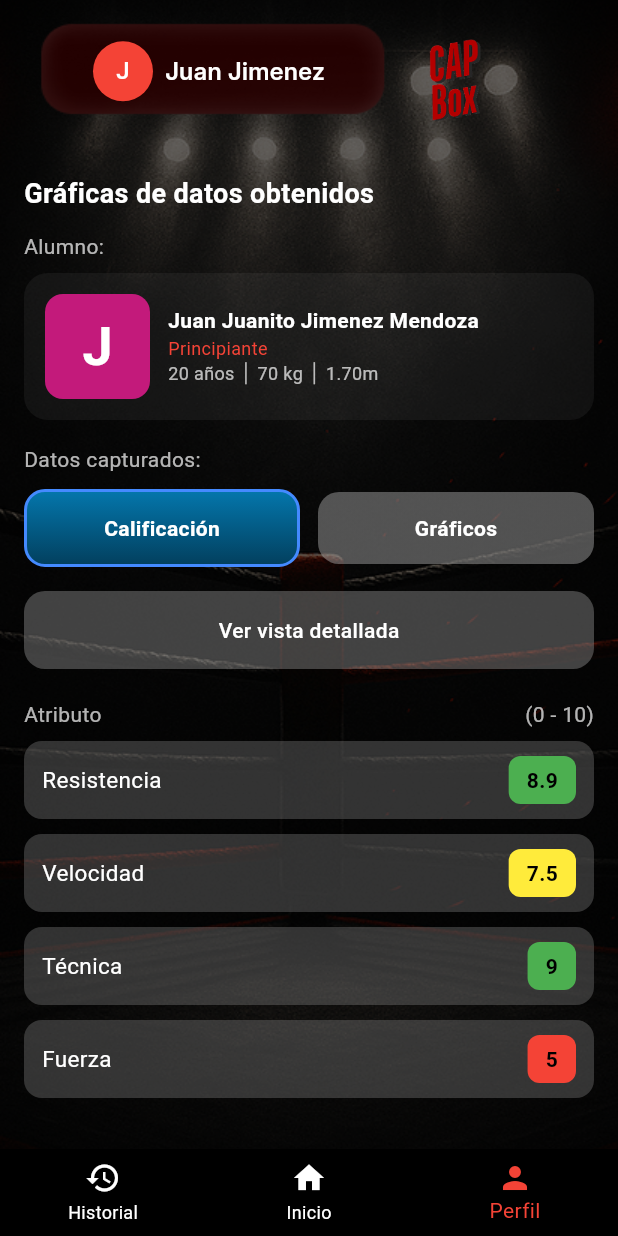
After one commit to karenborralles/capbox, a Flutter app: the BoxerMetricsPage screen opened by its route, on a phone screen of 412 x 824 dp. The commit adds this screen. Run offline on Flutter 3.47's test engine with Material 3 defaults, Android fonts, the phone set to English and light mode, and no system bars; our stand-ins replace dio, fl_chart, go_router, google_sign_in.

Commit message:
vista perfil botones

```diff
--- a/lib/core/router/app_router.dart
+++ b/lib/core/router/app_router.dart
@@ -1,4 +1,5 @@
 import 'package:capbox/features/boxer/presentation/pages/boxer_ficha_tecnica_page.dart';
+import 'package:capbox/features/boxer/presentation/pages/boxer_metrics_page.dart';
 import 'package:go_router/go_router.dart';
 import 'package:capbox/features/auth/presentation/pages/login_page.dart';
 import 'package:capbox/features/auth/presentation/pages/register_page.dart';
@@ -9,20 +10,47 @@ import 'package:capbox/features/boxer/presentation/pages/boxer_profile_page.dart
 import 'package:capbox/features/boxer/presentation/pages/boxer_history_page.dart';
 
 final GoRouter appRouter = GoRouter(
-  debugLogDiagnostics: true,   // ← para ver los logs de navegación
+  debugLogDiagnostics: true,
   routes: [
-    GoRoute(path: '/',              builder: (_, __) => const LoginPage()),
-    GoRoute(path: '/register',      builder: (_, __) => const RegisterPage()),
-    GoRoute(path: '/boxer-home',    builder: (_, __) => const BoxerHomePage()),
-    GoRoute(path: '/boxer-events',  builder: (_, __) => const BoxerEventsPage()),
-    GoRoute(path: '/boxer-events-detail',
-            builder: (_, __) => const BoxerEventsPage()),
-    GoRoute(path: '/invitation-detail',
-            builder: (_, __) => const BoxerInvitationDetailPage()),
-    GoRoute(path: '/perfil',    builder: (_, __) => const BoxerProfilePage()),
-    GoRoute(path: '/historial', builder: (_, __) => const BoxerHistoryPage()),
-    GoRoute(  path: '/ficha-tecnica',  builder: (context, state) => const BoxerFichaTecnicaPage(),
-),
-
+    GoRoute(
+      path: '/',
+      builder: (_, __) => const LoginPage(),
+    ),
+    GoRoute(
+      path: '/register',
+      builder: (_, __) => const RegisterPage(),
+    ),
+    GoRoute(
+      path: '/boxer-home',
+      builder: (_, __) => const BoxerHomePage(),
+    ),
+    GoRoute(
+      path: '/boxer-events',
+      builder: (_, __) => const BoxerEventsPage(),
+    ),
+    GoRoute(
+      path: '/boxer-events-detail',
+      builder: (_, __) => const BoxerEventsPage(),
+    ),
+    GoRoute(
+      path: '/invitation-detail',
+      builder: (_, __) => const BoxerInvitationDetailPage(),
+    ),
+    GoRoute(
+      path: '/perfil',
+      builder: (_, __) => const BoxerProfilePage(),
+    ),
+    GoRoute(
+      path: '/historial',
+      builder: (_, __) => const BoxerHistoryPage(),
+    ),
+    GoRoute(
+      path: '/ficha-tecnica',
+      builder: (_, __) => const BoxerFichaTecnicaPage(),
+    ),
+    GoRoute(
+      path: '/metrics',
+      builder: (_, __) => const BoxerMetricsPage(),
+    ),
   ],
 );
--- a/lib/features/boxer/presentation/pages/boxer_history_page.dart
+++ b/lib/features/boxer/presentation/pages/boxer_history_page.dart
@@ -8,7 +8,7 @@ class BoxerHistoryPage extends StatelessWidget {
   Widget build(BuildContext context) {
     return Scaffold(
       backgroundColor: Colors.black,
-      bottomNavigationBar: BoxerNavBar(currentIndex: 0), // 👈 sin const
+      bottomNavigationBar: BoxerNavBar(currentIndex: 0),
       body: const Center(
         child: Text('Historial',
             style: TextStyle(color: Colors.white, fontSize: 24)),
--- a/lib/features/boxer/presentation/pages/boxer_home_page.dart
+++ b/lib/features/boxer/presentation/pages/boxer_home_page.dart
@@ -22,7 +22,6 @@ class BoxerHomePage extends StatelessWidget {
           ),
           Container(color: Colors.black.withOpacity(.6)),
 
-          // ---------- CONTENIDO ----------
           SafeArea(
             child: SingleChildScrollView(
               padding: const EdgeInsets.symmetric(horizontal: 16, vertical: 8),
@@ -34,8 +33,7 @@ class BoxerHomePage extends StatelessWidget {
                   BoxerStreakGoals(),
                   SizedBox(height: 16),
                   BoxerExercises(),
-                  // 👇  quitamos BoxerEvents y el SizedBox que separaba
-                  SizedBox(height: 40),   // margen final opcional
+                  SizedBox(height: 40),
                 ],
               ),
             ),
--- /dev/null
+++ b/lib/features/boxer/presentation/pages/boxer_metrics_page.dart
@@ -0,0 +1,285 @@
+import 'package:flutter/material.dart';
+import 'package:fl_chart/fl_chart.dart';
+import '../widgets/boxer_header.dart';
+import '../widgets/boxer_navbar.dart';
+
+class BoxerMetricsPage extends StatefulWidget {
+  const BoxerMetricsPage({super.key});
+
+  @override
+  State<BoxerMetricsPage> createState() => _BoxerMetricsPageState();
+}
+
+class _BoxerMetricsPageState extends State<BoxerMetricsPage> {
+  bool showChart = false;
+
+  final Map<String, double> metrics = {
+    'Resistencia': 8.9,
+    'Velocidad': 7.5,
+    'Técnica': 9.0,
+    'Fuerza': 5.0,
+  };
+
+  @override
+  Widget build(BuildContext context) {
+    return Scaffold(
+      backgroundColor: Colors.black,
+      bottomNavigationBar: const BoxerNavBar(currentIndex: 2),
+      body: Stack(
+        children: [
+          Image.asset(
+            'assets/images/fondo.png',
+            width: double.infinity,
+            height: double.infinity,
+            fit: BoxFit.cover,
+          ),
+          Container(color: Colors.black.withOpacity(0.6)),
+          SafeArea(
+            child: SingleChildScrollView(
+              padding: const EdgeInsets.symmetric(horizontal: 16, vertical: 8),
+              child: Column(
+                crossAxisAlignment: CrossAxisAlignment.start,
+                children: [
+                  const BoxerHeader(),
+                  const SizedBox(height: 18),
+                  const Text(
+                    'Gráficas de datos obtenidos',
+                    style: TextStyle(
+                      color: Colors.white,
+                      fontSize: 18,
+                      fontWeight: FontWeight.w700,
+                    ),
+                  ),
+                  const SizedBox(height: 12),
+                  const Text(
+                    'Alumno:',
+                    style: TextStyle(color: Colors.white70, fontSize: 14),
+                  ),
+                  const SizedBox(height: 8),
+                  _studentCard(),
+                  const SizedBox(height: 16),
+                  const Text(
+                    'Datos capturados:',
+                    style: TextStyle(color: Colors.white70, fontSize: 14),
+                  ),
+                  const SizedBox(height: 10),
+                  Row(
+                    children: [
+                      Expanded(
+                        child: GestureDetector(
+                          onTap: () {
+                            setState(() {
+                              showChart = false;
+                            });
+                          },
+                          child: _pillButton('Calificación', !showChart),
+                        ),
+                      ),
+                      const SizedBox(width: 12),
+                      Expanded(
+                        child: GestureDetector(
+                          onTap: () {
+                            setState(() {
+                              showChart = true;
+                            });
+                          },
+                          child: _pillButton('Gráficos', showChart),
+                        ),
+                      ),
+                    ],
+                  ),
+                  const SizedBox(height: 16),
+                  _bigAction('Ver vista detallada'),
+                  const SizedBox(height: 20),
+                  showChart ? _radarChart() : _metricsTable(),
+                ],
+              ),
+            ),
+          ),
+        ],
+      ),
+    );
+  }
+
+  Widget _studentCard() => Container(
+        padding: const EdgeInsets.all(14),
+        decoration: BoxDecoration(
+          color: Colors.white.withOpacity(0.05),
+          borderRadius: BorderRadius.circular(16),
+        ),
+        child: Row(
+          children: [
+            Container(
+              width: 70,
+              height: 70,
+              decoration: BoxDecoration(
+                color: const Color(0xFFC31A7B),
+                borderRadius: BorderRadius.circular(12),
+              ),
+              alignment: Alignment.center,
+              child: const Text('J',
+                  style: TextStyle(
+                      color: Colors.white,
+                      fontSize: 36,
+                      fontWeight: FontWeight.bold)),
+            ),
+            const SizedBox(width: 12),
+            const Expanded(
+              child: Column(
+                crossAxisAlignment: CrossAxisAlignment.start,
+                children: [
+                  Text(
+                    'Juan Juanito Jimenez Mendoza',
+                    style: TextStyle(
+                        color: Colors.white,
+                        fontWeight: FontWeight.w700,
+                        fontSize: 14),
+                  ),
+                  Text(
+                    'Principiante',
+                    style: TextStyle(color: Colors.red, fontSize: 12),
+                  ),
+                  Text(
+                    '20 años │ 70 kg │ 1.70m',
+                    style: TextStyle(color: Colors.white70, fontSize: 12),
+                  ),
+                ],
+              ),
+            )
+          ],
+        ),
+      );
+
+  Widget _pillButton(String text, bool active) {
+    return Container(
+      padding: const EdgeInsets.symmetric(vertical: 14),
+      decoration: BoxDecoration(
+        gradient: active
+            ? const LinearGradient(
+                colors: [Color(0xFF0478AE), Color(0xFF023E5C)],
+                begin: Alignment.topCenter,
+                end: Alignment.bottomCenter,
+              )
+            : LinearGradient(
+                colors: [Colors.grey.withOpacity(0.5), Colors.grey.withOpacity(0.5)],
+              ),
+        borderRadius: BorderRadius.circular(14),
+        border: active
+            ? Border.all(color: Colors.blueAccent, width: 2)
+            : null,
+      ),
+      alignment: Alignment.center,
+      child: Text(
+        text,
+        style: const TextStyle(
+            color: Colors.white, fontWeight: FontWeight.w600, fontSize: 14),
+      ),
+    );
+  }
+
+  Widget _bigAction(String text) => Container(
+        padding: const EdgeInsets.symmetric(vertical: 16),
+        decoration: BoxDecoration(
+          color: Colors.grey.withOpacity(0.4),
+          borderRadius: BorderRadius.circular(14),
+        ),
+        alignment: Alignment.center,
+        child: Text(
+          text,
+          style: const TextStyle(
+            color: Colors.white,
+            fontWeight: FontWeight.w500,
+          ),
+        ),
+      );
+
+  Widget _metricsTable() {
+    return Column(
+      children: [
+        Row(
+          children: const [
+            Expanded(
+              child: Text(
+                'Atributo',
+                style: TextStyle(color: Colors.white70, fontSize: 14),
+              ),
+            ),
+            Text(
+              '(0 - 10)',
+              style: TextStyle(color: Colors.white70, fontSize: 14),
+            ),
+          ],
+        ),
+        const SizedBox(height: 8),
+        _metricRow('Resistencia', '8.9', Colors.green),
+        const SizedBox(height: 10),
+        _metricRow('Velocidad', '7.5', Colors.yellow),
+        const SizedBox(height: 10),
+        _metricRow('Técnica', '9', Colors.green),
+        const SizedBox(height: 10),
+        _metricRow('Fuerza', '5', Colors.red),
+      ],
+    );
+  }
+
+  Widget _metricRow(String attribute, String value, Color color) {
+    return Container(
+      padding: const EdgeInsets.symmetric(vertical: 10, horizontal: 12),
+      decoration: BoxDecoration(
+        color: Colors.grey.withOpacity(0.3),
+        borderRadius: BorderRadius.circular(12),
+      ),
+      child: Row(
+        children: [
+          Expanded(
+            child: Text(
+              attribute,
+              style: const TextStyle(color: Colors.white, fontSize: 15),
+            ),
+          ),
+          Container(
+            padding: const EdgeInsets.symmetric(horizontal: 12, vertical: 6),
+            decoration: BoxDecoration(
+              color: color,
+              borderRadius: BorderRadius.circular(8),
+            ),
+            child: Text(
+              value,
+              style: const TextStyle(
+                  color: Colors.black, fontWeight: FontWeight.bold),
+            ),
+          )
+        ],
+      ),
+    );
+  }
+
+  Widget _radarChart() {
+    return SizedBox(
+      height: 300,
+      child: RadarChart(
+        RadarChartData(
+          radarShape: RadarShape.polygon,
+          titleTextStyle: const TextStyle(color: Colors.white, fontSize: 12),
+          getTitle: (index, angle) {
+            return RadarChartTitle(
+              text: metrics.keys.elementAt(index),
+            );
+          },
+          dataSets: [
+            RadarDataSet(
+              dataEntries: metrics.values
+                  .map((value) => RadarEntry(value: value))
+                  .toList(),
+              borderColor: Colors.blueAccent,
+              fillColor: Colors.blueAccent.withOpacity(0.3),
+            ),
+          ],
+          tickCount: 5,
+          radarBorderData: const BorderSide(color: Colors.white70),
+          gridBorderData: const BorderSide(color: Colors.white24),
+        ),
+      ),
+    );
+  }
+}
--- a/lib/features/boxer/presentation/pages/boxer_profile_page.dart
+++ b/lib/features/boxer/presentation/pages/boxer_profile_page.dart
@@ -1,4 +1,3 @@
-// lib/features/boxer/presentation/pages/boxer_profile_page.dart
 import 'package:flutter/material.dart';
 import 'package:go_router/go_router.dart';
 import '../widgets/boxer_header.dart';
@@ -42,20 +41,33 @@ class BoxerProfilePage extends StatelessWidget {
                   const SizedBox(height: 20),
                   Row(
                     children: [
-                      Expanded(child: _pillButton('5 días de racha', [Color(0xFF701300), Color(0xFF121212)])),
+                      Expanded(
+                        child: _pillButton(
+                          '5 días de racha',
+                          [Color(0xFF701300), Color(0xFF121212)],
+                        ),
+                      ),
                       const SizedBox(width: 12),
                       Expanded(
                         child: GestureDetector(
                           onTap: () {
                             context.go('/ficha-tecnica');
                           },
-                          child: _pillButton('Ver ficha técnica', [Color(0xFF0478AE), Color(0xFF023E5C)]),
+                          child: _pillButton(
+                            'Ver ficha técnica',
+                            [Color(0xFF0478AE), Color(0xFF023E5C)],
+                          ),
                         ),
                       ),
                     ],
                   ),
                   const SizedBox(height: 28),
-                  _bigAction('Ver métricas de rendimiento'),
+                  GestureDetector(
+                    onTap: () {
+                      context.go('/metrics');
+                    },
+                    child: _bigAction('Ver métricas de rendimiento'),
+                  ),
                   const SizedBox(height: 16),
                   _bigAction('Historial de peleas'),
                   const SizedBox(height: 32),
@@ -89,15 +101,13 @@ class BoxerProfilePage extends StatelessWidget {
                           fontWeight: FontWeight.w700,
                           fontSize: 15)),
                   Text('Algortmico Jimenez',
-                      style:
-                          TextStyle(color: Colors.white70, fontSize: 13)),
+                      style: TextStyle(color: Colors.white70, fontSize: 13)),
                   SizedBox(height: 4),
                   Text('Principiante',
                       style: TextStyle(color: Colors.red, fontSize: 13)),
                   SizedBox(height: 8),
                   Text('20 años │ 70 kg │ 1.70 m',
-                      style:
-                          TextStyle(color: Colors.white70, fontSize: 12)),
+                      style: TextStyle(color: Colors.white70, fontSize: 12)),
                 ],
               ),
             ),
@@ -145,7 +155,7 @@ class BoxerProfilePage extends StatelessWidget {
   Widget _bigAction(String text) => Container(
         padding: const EdgeInsets.symmetric(vertical: 18),
         decoration: BoxDecoration(
-          color: Colors.grey.withOpacity(0.4),  // 🟢 Mismo color que tus exercise cards
+          color: Colors.grey.withOpacity(0.4),
           borderRadius: BorderRadius.circular(14),
         ),
         alignment: Alignment.center,
--- a/lib/features/boxer/presentation/widgets/boxer_header.dart
+++ b/lib/features/boxer/presentation/widgets/boxer_header.dart
@@ -18,7 +18,6 @@ class BoxerHeader extends StatelessWidget {
             ),
             Padding(
               padding: const EdgeInsets.only(left: 46, bottom: 11),
-              // 👆 bottom positivo lo sube, ajusta el valor según lo que veas bien
               child: Row(
                 mainAxisSize: MainAxisSize.min,
                 children: [
--- a/lib/features/boxer/presentation/widgets/boxer_navbar.dart
+++ b/lib/features/boxer/presentation/widgets/boxer_navbar.dart
@@ -6,7 +6,7 @@ class BoxerNavBar extends StatelessWidget {
   const BoxerNavBar({super.key, required this.currentIndex});
 
   void _onTap(BuildContext ctx, int index) {
-    if (index == currentIndex) return;   // evita navegar a la misma ruta
+    if (index == currentIndex) return;
 
     switch (index) {
       case 0: ctx.go('/historial');   break;
--- a/lib/main.dart
+++ b/lib/main.dart
@@ -15,13 +15,13 @@ class CapBoxApp extends StatelessWidget {
     return MultiProvider(
       providers: [
         Provider<Dio>(create: (_) => Dio()),
-        ...authProviders,          // tus providers de Auth
+        ...authProviders,
       ],
       child: MaterialApp.router(
         debugShowCheckedModeBanner: false,
         title: 'CapBox',
-        routerConfig: appRouter,   // GoRouter
-        theme: ThemeData.dark(),   // opcional
+        routerConfig: appRouter,
+        theme: ThemeData.dark(),
       ),
     );
   }
--- a/pubspec.yaml
+++ b/pubspec.yaml
@@ -34,6 +34,7 @@ dependencies:
   provider: ^6.1.0
   go_router: ^13.0.0
   google_sign_in: ^5.4.0
+  fl_chart: ^0.64.0
 
   # The following adds the Cupertino Icons font to your application.
   # Use with the CupertinoIcons class for iOS style icons.
```
Also changed, not shown: pubspec.lock.
